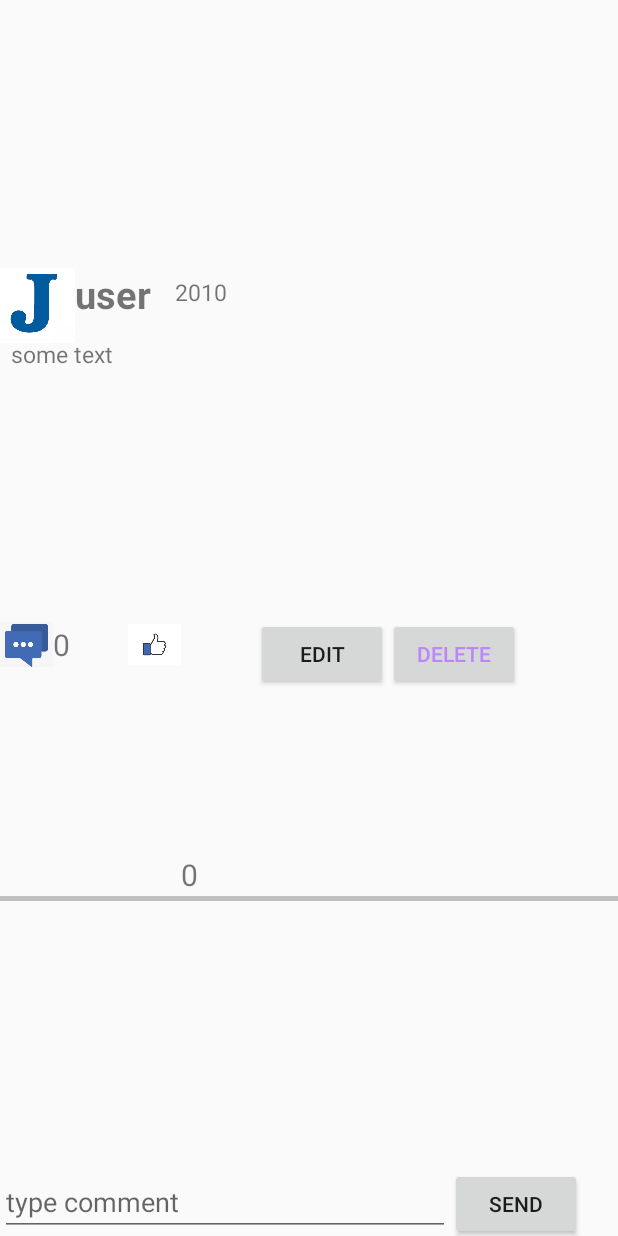
After one commit to iiSansonii/Jasebook, an Android app built with Jetpack Compose: the layout activity_comment.xml on its own in the app's theme, with its tools: preview values and no code run, on a phone screen of 412 x 824 dp. The commit adds this screen. Run offline under Robolectric (Android 15) with nearby library versions, the phone set to English and light mode, and no system bars.

Commit message:
comments

```diff
--- a/app/src/main/java/com/example/jasebook/api.kt
+++ b/app/src/main/java/com/example/jasebook/api.kt
@@ -51,4 +51,7 @@ interface api {
     fun deletepost(@Path(value = "post_id",encoded = false)postid:Int):Call<message>
     @PUT("/post/{post_id}")
     fun editpost(@Path(value="post_id",encoded = false)postid:Int,@Body info:postbody):Call<message>
+
+    @POST("/post/{post_id}/comment")
+    fun postcomment(@Path(value="post_id",encoded = false)postid:Int,@Body info:postbody):Call<message>
 }
--- /dev/null
+++ b/app/src/main/res/layout/activity_comment.xml
@@ -0,0 +1,32 @@
+<?xml version="1.0" encoding="utf-8"?>
+<androidx.constraintlayout.widget.ConstraintLayout xmlns:android="http://schemas.android.com/apk/res/android"
+    android:layout_width="match_parent"
+    android:layout_height="match_parent"
+    xmlns:app="http://schemas.android.com/apk/res-auto"
+    xmlns:tools="http://schemas.android.com/tools">
+<androidx.recyclerview.widget.RecyclerView
+    android:layout_width="match_parent"
+    android:layout_height="wrap_content"
+    android:id="@+id/commrec"
+    app:layout_constraintTop_toTopOf="parent"
+    app:layout_constraintStart_toStartOf="parent"
+    tools:listitem="@layout/comment_design"
+    app:layout_constraintBottom_toTopOf="@id/commfield"
+    />
+    <EditText
+        android:layout_width="300dp"
+        android:layout_height="wrap_content"
+        android:id="@+id/commfield"
+        android:hint="type comment"
+        app:layout_constraintBottom_toBottomOf="parent"
+
+        />
+    <Button
+        android:layout_width="wrap_content"
+        android:layout_height="wrap_content"
+        app:layout_constraintTop_toTopOf="@+id/commfield"
+        app:layout_constraintStart_toEndOf="@+id/commfield"
+        android:id="@+id/commsub"
+        android:text="send"
+        />
+</androidx.constraintlayout.widget.ConstraintLayout>
--- /dev/null
+++ b/app/src/main/res/layout/comment_design.xml
@@ -0,0 +1,118 @@
+<?xml version="1.0" encoding="utf-8"?>
+<androidx.constraintlayout.widget.ConstraintLayout xmlns:android="http://schemas.android.com/apk/res/android"
+    xmlns:app="http://schemas.android.com/apk/res-auto"
+    android:layout_width="match_parent"
+    android:layout_height="match_parent">
+    <TextView
+        android:id="@+id/name"
+        android:layout_width="wrap_content"
+        android:layout_height="wrap_content"
+        android:text="user"
+        android:textSize="25sp"
+        android:textStyle="bold"
+        app:layout_constraintEnd_toStartOf="@id/date"
+        app:layout_constraintStart_toEndOf="@id/pfpimg"
+        app:layout_constraintTop_toTopOf="parent" />
+
+    <TextView
+        android:id="@+id/body"
+        android:layout_width="wrap_content"
+        android:layout_height="wrap_content"
+
+        android:layout_marginTop="12dp"
+        android:text="some text"
+        android:textSize="15sp"
+        app:layout_constraintEnd_toStartOf="@+id/likeimg"
+        app:layout_constraintHorizontal_bias="0.409"
+        app:layout_constraintStart_toStartOf="parent"
+        app:layout_constraintTop_toBottomOf="@+id/name" />
+
+    <TextView
+        android:id="@+id/date"
+        android:layout_width="wrap_content"
+        android:layout_height="wrap_content"
+        android:layout_marginStart="16dp"
+        android:layout_marginTop="5dp"
+        android:text="2010"
+        android:textSize="15sp"
+        app:layout_constraintStart_toEndOf="@+id/name"
+        app:layout_constraintTop_toTopOf="parent" />
+
+    <ImageView
+        android:id="@+id/likeimg"
+        android:layout_width="35dp"
+        android:layout_height="35dp"
+        android:layout_marginTop="12dp"
+        android:src="@drawable/likeimage"
+        app:layout_constraintBottom_toBottomOf="parent"
+        app:layout_constraintStart_toEndOf="@+id/no_comment"
+        app:layout_constraintTop_toBottomOf="@id/body" />
+
+    <TextView
+        android:id="@+id/no_like"
+        android:layout_width="50dp"
+        android:layout_height="31dp"
+        android:text="0"
+        android:textSize="20sp"
+        app:layout_constraintBottom_toBottomOf="parent"
+        app:layout_constraintStart_toEndOf="@+id/likeimg" />
+
+
+    <ImageView
+        android:id="@+id/commentimg"
+        android:layout_width="35dp"
+        android:layout_height="35dp"
+        android:layout_marginTop="12dp"
+        android:src="@drawable/comment"
+        app:layout_constraintBottom_toBottomOf="parent"
+        app:layout_constraintStart_toStartOf="parent"
+        app:layout_constraintTop_toBottomOf="@id/body" />
+
+    <ImageView
+        android:id="@+id/pfpimg"
+        android:layout_width="50dp"
+        android:layout_height="50dp"
+        android:src="@drawable/jasebookph"
+        app:layout_constraintEnd_toStartOf="@id/name"
+        app:layout_constraintStart_toStartOf="parent"
+        app:layout_constraintTop_toTopOf="parent"></ImageView>
+
+    <TextView
+        android:id="@+id/no_comment"
+        android:layout_width="50dp"
+        android:layout_height="31dp"
+        android:layout_marginTop="16dp"
+        android:text="0"
+        android:textSize="20sp"
+        app:layout_constraintBottom_toBottomOf="parent"
+        app:layout_constraintStart_toEndOf="@id/commentimg"
+        app:layout_constraintTop_toBottomOf="@id/body" />
+    <Button
+        android:id="@+id/EditBtn"
+
+        android:layout_width="wrap_content"
+        android:layout_height="wrap_content"
+        android:text="edit"
+        app:layout_constraintStart_toEndOf="@+id/no_like"
+        app:layout_constraintTop_toTopOf="@+id/likeimg" />
+    <Button
+        android:id="@+id/DeleteBtn"
+
+        android:layout_width="wrap_content"
+        android:layout_height="wrap_content"
+        android:text="delete"
+        app:layout_constraintStart_toEndOf="@+id/EditBtn"
+        app:layout_constraintTop_toTopOf="@+id/likeimg"
+        android:textColor="@color/purple_200"
+        />
+    <View
+        android:id="@+id/view1"
+        android:layout_width="fill_parent"
+        android:layout_height="3dp"
+        android:background="#c0c0c0"
+        app:layout_constraintBottom_toBottomOf="parent"
+        app:layout_constraintEnd_toEndOf="parent"
+        app:layout_constraintHorizontal_bias="0.0"
+        app:layout_constraintStart_toStartOf="parent" />
+
+</androidx.constraintlayout.widget.ConstraintLayout>
```
Also changed, not shown: app/src/main/AndroidManifest.xml (+7 -0 lines), app/src/main/java/com/example/jasebook/CommentActivity.kt (added, +73 -0 lines), app/src/main/java/com/example/jasebook/commentadapter.kt (added, +41 -0 lines), app/src/main/java/com/example/jasebook/postadapter.kt (+9 -1 lines).
